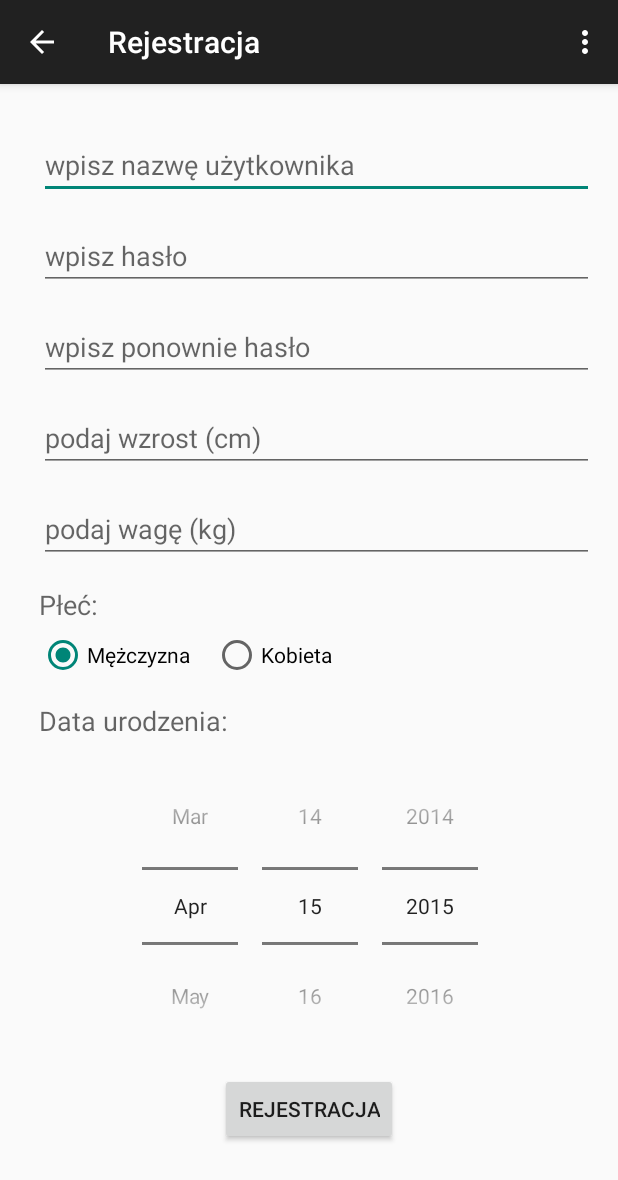
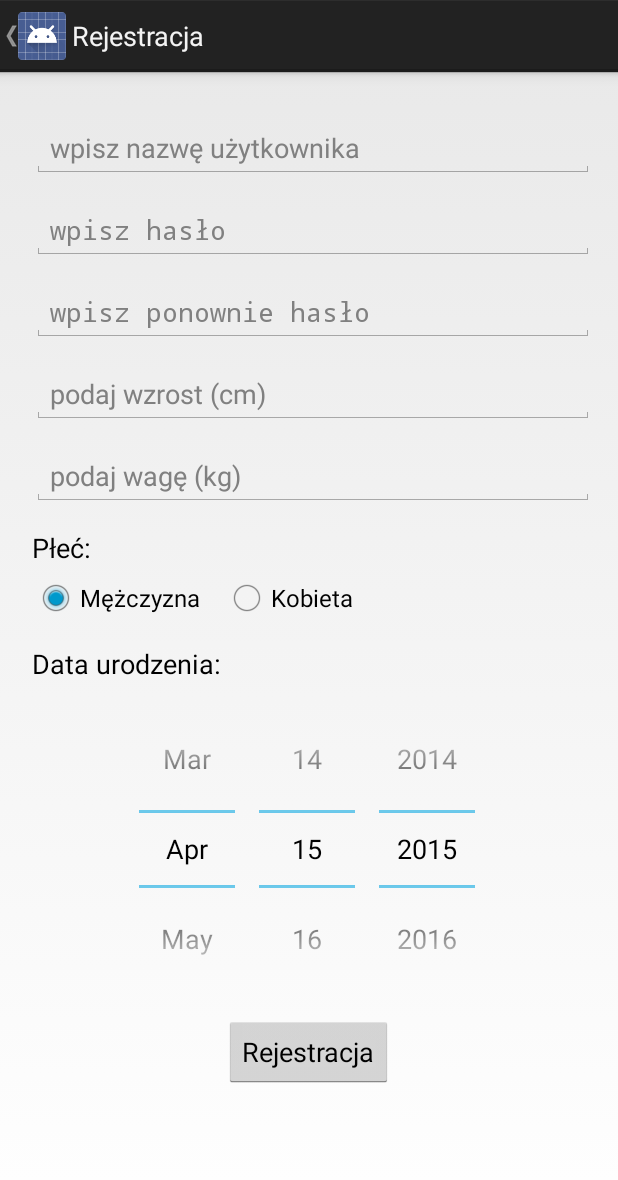
Before and after one commit to nagyist/MotionRecorder, an Android app: the RegisterActivity screen opened directly, with no data from a screen before it, on a phone screen of 412 x 824 dp. Shown: the top 1180 px of the screen. Run offline under Robolectric (Android 15) with nearby library versions, the phone set to English and light mode, and no system bars.

```diff
--- a/app/src/main/java/put/iwm/android/motionrecorder/activities/RegisterActivity.java
+++ b/app/src/main/java/put/iwm/android/motionrecorder/activities/RegisterActivity.java
@@ -10,7 +10,7 @@ import android.view.ViewGroup;
 import android.widget.Toast;
 
 import put.iwm.android.motionrecorder.R;
-import put.iwm.android.motionrecorder.baseactivities.BaseActivity;
+import put.iwm.android.motionrecorder.base.BaseActivity;
 import put.iwm.android.motionrecorder.exceptions.InvalidRegisterRequestException;
 import put.iwm.android.motionrecorder.fragments.RegisterFragment;
 import put.iwm.android.motionrecorder.registration.RegisterRequest;
@@ -74,7 +74,7 @@ public class RegisterActivity extends BaseActivity implements RegisterFragment.O
         int id = item.getItemId();
 
         //noinspection SimplifiableIfStatement
-        if (id == R.id.actionSettings) {
+        if (id == R.id.action_settings) {
             return true;
         }
 
--- a/app/src/main/java/put/iwm/android/motionrecorder/baseactivities/BaseActivity.java
+++ b/app/src/main/java/put/iwm/android/motionrecorder/base/BaseActivity.java
@@ -1,9 +1,8 @@
-package put.iwm.android.motionrecorder.baseactivities;
+package put.iwm.android.motionrecorder.base;
 
 import android.app.Activity;
 import android.content.Intent;
 import android.os.Bundle;
-import android.support.v7.app.ActionBarActivity;
 
 import put.iwm.android.motionrecorder.activities.AuthenticationActivity;
 import put.iwm.android.motionrecorder.session.UserSessionManager;
@@ -12,7 +11,7 @@ import put.iwm.android.motionrecorder.session.UserSessionManagerImpl;
 /**
  * Created by Szymon on 2015-04-06.
  */
-public abstract class BaseActivity extends ActionBarActivity {
+public abstract class BaseActivity extends Activity {
 
     protected UserSessionManager sessionManager;
 
--- a/app/src/main/java/put/iwm/android/motionrecorder/fragments/RegisterFragment.java
+++ b/app/src/main/java/put/iwm/android/motionrecorder/fragments/RegisterFragment.java
@@ -48,14 +48,14 @@ public class RegisterFragment extends Fragment {
 
         super.onActivityCreated(savedInstanceState);
 
-        usernameEditText = (EditText) getView().findViewById(R.id.usernameEditText);
-        passwordEditText  = (EditText) getView().findViewById(R.id.passwordEditText);
-        repeatPasswordEditText = (EditText) getView().findViewById(R.id.passwordRepeatEditText);
+        usernameEditText = (EditText) getView().findViewById(R.id.username_edit_text);
+        passwordEditText  = (EditText) getView().findViewById(R.id.password_edit_text);
+        repeatPasswordEditText = (EditText) getView().findViewById(R.id.password_repeat_edit_text);
         heightEditText = (EditText) getView().findViewById(R.id.height);
         weightEditText = (EditText) getView().findViewById(R.id.weight);
-        maleRadioButton = (RadioButton) getView().findViewById(R.id.maleRadioButton);
-        dateOfBirthPicker = (DatePicker) getView().findViewById(R.id.dateOfBirthPicker);
-        registerButton = (Button) getView().findViewById(R.id.registerRequestButton);
+        maleRadioButton = (RadioButton) getView().findViewById(R.id.male_radio_button);
+        dateOfBirthPicker = (DatePicker) getView().findViewById(R.id.date_of_birth_picker);
+        registerButton = (Button) getView().findViewById(R.id.register_request_button);
 
         setupEventHandlers();
     }
--- a/app/src/main/java/put/iwm/android/motionrecorder/fragments/StartTrainingFragment.java
+++ b/app/src/main/java/put/iwm/android/motionrecorder/fragments/StartTrainingFragment.java
@@ -3,8 +3,7 @@ package put.iwm.android.motionrecorder.fragments;
 import android.app.Activity;
 import android.net.Uri;
 import android.os.Bundle;
-//import android.app.Fragment;
-import android.support.v4.app.Fragment;
+import android.app.Fragment;
 import android.view.LayoutInflater;
 import android.view.View;
 import android.view.ViewGroup;
--- a/app/src/main/res/layout/fragment_register.xml
+++ b/app/src/main/res/layout/fragment_register.xml
@@ -18,32 +18,31 @@
             android:layout_height="fill_parent"
             android:orientation="vertical">
 
-
             <EditText
-                android:id="@+id/usernameEditText"
+                android:id="@+id/username_edit_text"
                 android:layout_width="match_parent"
                 android:layout_height="wrap_content"
-                android:layout_marginLeft="10dp"
+                android:layout_marginLeft="5dp"
                 android:layout_marginTop="15dp"
                 android:ems="10"
                 android:hint="@string/authentication_username_placeholder"
                 android:inputType="textPersonName" />
 
             <EditText
-                android:id="@+id/passwordEditText"
+                android:id="@+id/password_edit_text"
                 android:layout_width="match_parent"
                 android:layout_height="wrap_content"
-                android:layout_marginLeft="10dp"
+                android:layout_marginLeft="5dp"
                 android:layout_marginTop="15dp"
                 android:ems="10"
                 android:hint="@string/authentication_password_placeholder"
                 android:inputType="textPassword" />
 
             <EditText
-                android:id="@+id/passwordRepeatEditText"
+                android:id="@+id/password_repeat_edit_text"
                 android:layout_width="match_parent"
                 android:layout_height="wrap_content"
-                android:layout_marginLeft="10dp"
+                android:layout_marginLeft="5dp"
                 android:layout_marginTop="15dp"
                 android:ems="10"
                 android:hint="@string/authentication_repeat_password_placeholder"
@@ -53,7 +52,7 @@
             <EditText
                 android:layout_width="match_parent"
                 android:layout_height="wrap_content"
-                android:layout_marginLeft="10dp"
+                android:layout_marginLeft="5dp"
                 android:layout_marginTop="15dp"
                 android:inputType="numberSigned"
                 android:ems="10"
@@ -63,7 +62,7 @@
             <EditText
                 android:layout_width="match_parent"
                 android:layout_height="wrap_content"
-                android:layout_marginLeft="10dp"
+                android:layout_marginLeft="5dp"
                 android:layout_marginTop="15dp"
                 android:inputType="numberSigned"
                 android:ems="10"
@@ -71,25 +70,25 @@
                 android:id="@+id/weight" />
 
             <TextView
-                android:id="@+id/gengerLabel"
+                android:id="@+id/gender_label"
                 android:layout_width="wrap_content"
                 android:layout_height="wrap_content"
-                android:layout_marginLeft="10dp"
+                android:layout_marginLeft="5dp"
                 android:layout_marginTop="15dp"
                 android:text="@string/gender"
                 android:textAppearance="?android:attr/textAppearanceMedium" />
 
             <RadioGroup
-                android:id="@+id/genderRadioGroup"
+                android:id="@+id/gender_radio_group"
                 android:layout_width="wrap_content"
                 android:layout_height="wrap_content"
-                android:layout_marginLeft="10dp"
+                android:layout_marginLeft="5dp"
                 android:layout_marginTop="5dp"
                 android:orientation="horizontal"
-                android:checkedButton="@+id/maleRadioButton">
+                android:checkedButton="@+id/male_radio_button">
 
                 <RadioButton
-                    android:id="@+id/maleRadioButton"
+                    android:id="@+id/male_radio_button"
                     android:layout_width="wrap_content"
                     android:layout_height="wrap_content"
                     android:layout_marginRight="15dp"
@@ -97,7 +96,7 @@
                     android:text="@string/male" />
 
                 <RadioButton
-                    android:id="@+id/femaleRadioButton"
+                    android:id="@+id/female_radio_button"
                     android:layout_width="wrap_content"
                     android:layout_height="wrap_content"
                     android:text="@string/female" />
@@ -105,23 +104,22 @@
             </RadioGroup>
 
             <TextView
-                android:id="@+id/dateOfBirthLabel"
+                android:id="@+id/date_of_birth_label"
                 android:layout_width="wrap_content"
                 android:layout_height="wrap_content"
-                android:layout_marginLeft="10dp"
+                android:layout_marginLeft="5dp"
                 android:layout_marginTop="15dp"
                 android:text="@string/date_of_birth"
                 android:textAppearance="?android:attr/textAppearanceMedium" />
 
             <DatePicker
-                android:id="@+id/dateOfBirthPicker"
+                android:id="@+id/date_of_birth_picker"
                 android:layout_width="match_parent"
                 android:layout_height="wrap_content"
-                android:layout_marginLeft="10dp"
+                android:layout_marginLeft="5dp"
                 android:layout_marginTop="5dp"
                 android:calendarViewShown="false"
-                android:datePickerMode="spinner"
-                android:hint="@string/authentication_password_placeholder" />
+                android:datePickerMode="spinner"  />
 
             <LinearLayout
                 android:orientation="horizontal"
@@ -133,12 +131,10 @@
                     android:layout_width="wrap_content"
                     android:layout_height="wrap_content"
                     android:text="@string/register_button_text"
-                    android:id="@+id/registerRequestButton"
+                    android:id="@+id/register_request_button"
                     android:layout_margin="5dp" />
 
             </LinearLayout>
-
-
 
         </LinearLayout>
 
--- a/app/src/main/res/layout/fragment_start_training.xml
+++ b/app/src/main/res/layout/fragment_start_training.xml
@@ -13,7 +13,7 @@
             android:layout_height="wrap_content"
             android:layout_margin="15dp"
             android:text="Rozpocznij"
-            android:id="@+id/startTrainingButton" />
+            android:id="@+id/start_training_button" />
 
     </LinearLayout>
 
--- a/app/src/main/res/menu/menu_authentication.xml
+++ b/app/src/main/res/menu/menu_authentication.xml
@@ -2,6 +2,5 @@
     xmlns:app="http://schemas.android.com/apk/res-auto"
     xmlns:tools="http://schemas.android.com/tools"
     tools:context=".AuthenticationActivity">
-    <item android:id="@+id/actionSettings" android:title="@string/action_settings"
-        android:orderInCategory="100" app:showAsAction="never" />
+
 </menu>
--- a/app/src/main/res/menu/menu_main.xml
+++ b/app/src/main/res/menu/menu_main.xml
@@ -3,10 +3,10 @@
     xmlns:tools="http://schemas.android.com/tools"
 
     tools:context="put.iwm.android.motionrecorder.activities.MainActivity">
-    <item android:id="@+id/actionSettings" android:title="@string/action_settings"
+    <item android:id="@+id/action_settings" android:title="@string/action_settings"
         android:orderInCategory="100" app:showAsAction="never" />
 
-    <item android:id="@+id/actionLogout" android:title="@string/action_logout"
+    <item android:id="@+id/action_logout" android:title="@string/action_logout"
         android:orderInCategory="110" app:showAsAction="ifRoom|withText" />
 
 </menu>
--- a/app/src/main/res/menu/menu_register.xml
+++ b/app/src/main/res/menu/menu_register.xml
@@ -2,6 +2,4 @@
     xmlns:app="http://schemas.android.com/apk/res-auto"
     xmlns:tools="http://schemas.android.com/tools"
     tools:context="put.iwm.android.motionrecorder.activities.RegisterActivity">
-    <item android:id="@+id/actionSettings" android:title="@string/action_settings"
-        android:orderInCategory="100" app:showAsAction="never" />
 </menu>
--- a/app/src/main/res/values/styles.xml
+++ b/app/src/main/res/values/styles.xml
@@ -1,8 +1,13 @@
 <resources>
 
     <!-- Base application theme. -->
-    <style name="AppTheme" parent="Theme.AppCompat.Light.DarkActionBar">
+    <style name="AppTheme" parent="android:Theme.Holo.Light.DarkActionBar">
+
+
         <!-- Customize your theme here. -->
     </style>
 
+
+    <style name="AppTheme2" parent="Theme.AppCompat.Light.DarkActionBar" />
+
 </resources>
```
Also changed, not shown: app/src/main/java/put/iwm/android/motionrecorder/activities/AuthenticationActivity.java (+6 -10 lines), app/src/main/java/put/iwm/android/motionrecorder/activities/MainActivity.java (+115 -49 lines), app/src/main/java/put/iwm/android/motionrecorder/fragments/RouteMapFragment.java (+17 -2 lines), app/src/main/res/layout/activity_authentication.xml (+6 -14 lines), app/src/main/res/layout/activity_main.xml (+21 -9 lines), app/src/main/res/values/strings.xml (+7 -5 lines).
